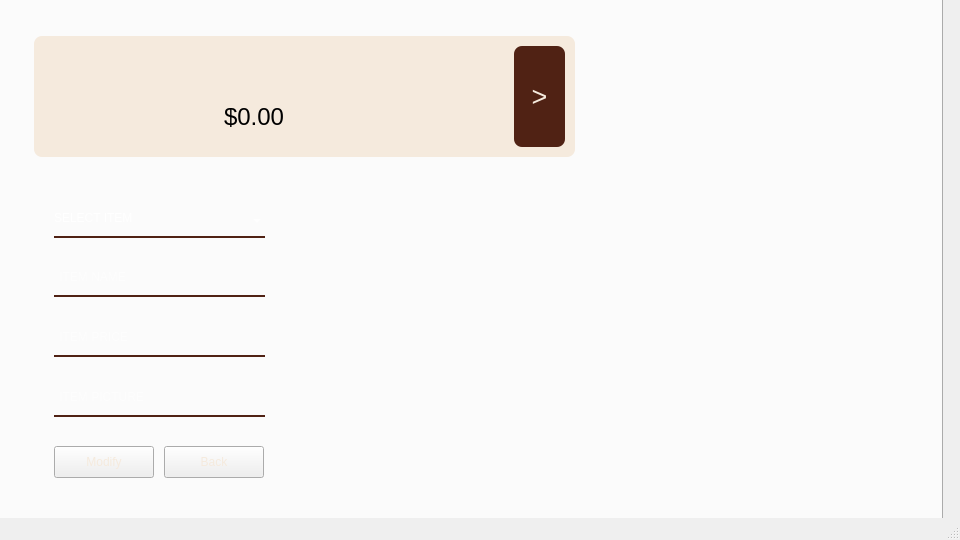
Before: the Qt Designer form billing.ui in rewindo21/BK-Mini-Billing-App, drawn with Qt 5.
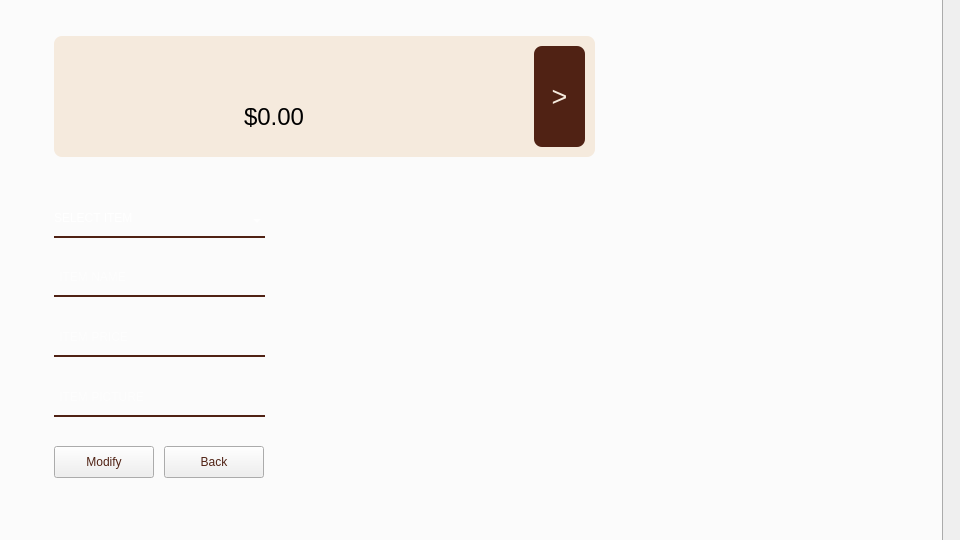
After: the same form once the commit is applied. Icons and pictures are not drawn.

Commit message: remove status bar

The edit to the form file:
```diff
--- a/billing.ui
+++ b/billing.ui
@@ -2107,6 +2107,9 @@
      </widget>
     </widget>
     <widget class="QWidget" name="tab_2">
+     <property name="autoFillBackground">
+      <bool>false</bool>
+     </property>
      <property name="styleSheet">
       <string notr="true">QWidget#tab_2{border-image: url(:/backgrounds/images/Background-2.jpg);}</string>
      </property>
@@ -2116,7 +2119,7 @@
      <widget class="QPushButton" name="burger_add_pushButton_5">
       <property name="geometry">
        <rect>
-        <x>520</x>
+        <x>540</x>
         <y>50</y>
         <width>51</width>
         <height>101</height>
@@ -2138,7 +2141,7 @@
      <widget class="QLabel" name="configure_name_label">
       <property name="geometry">
        <rect>
-        <x>230</x>
+        <x>250</x>
         <y>70</y>
         <width>241</width>
         <height>31</height>
@@ -2156,7 +2159,7 @@
      <widget class="QLabel" name="label_9">
       <property name="geometry">
        <rect>
-        <x>40</x>
+        <x>60</x>
         <y>40</y>
         <width>541</width>
         <height>121</height>
@@ -2173,7 +2176,7 @@
      <widget class="QLabel" name="configure_picture_label">
       <property name="geometry">
        <rect>
-        <x>70</x>
+        <x>90</x>
         <y>50</y>
         <width>111</width>
         <height>101</height>
@@ -2193,7 +2196,7 @@
      <widget class="QLabel" name="configure_price_label">
       <property name="geometry">
        <rect>
-        <x>230</x>
+        <x>250</x>
         <y>110</y>
         <width>91</width>
         <height>21</height>
@@ -2302,7 +2305,7 @@
        <enum>Qt::NoFocus</enum>
       </property>
       <property name="styleSheet">
-       <string notr="true">color:rgba(245,234,221,255);</string>
+       <string notr="true">color: rgba(80,34,20,255);</string>
       </property>
       <property name="text">
        <string>Modify</string>
@@ -2324,7 +2327,7 @@
        <enum>Qt::NoFocus</enum>
       </property>
       <property name="styleSheet">
-       <string notr="true">color:rgba(245,234,221,255);</string>
+       <string notr="true">color: rgba(80,34,20,255);</string>
       </property>
       <property name="text">
        <string>Back</string>
@@ -2390,7 +2393,6 @@
     </widget>
    </widget>
   </widget>
-  <widget class="QStatusBar" name="statusbar"/>
  </widget>
  <resources>
   <include location="resources.qrc"/>
```
Left out of the diff: 15 changed lines with no effect on the pictures. The commit also changes 3 other files.
